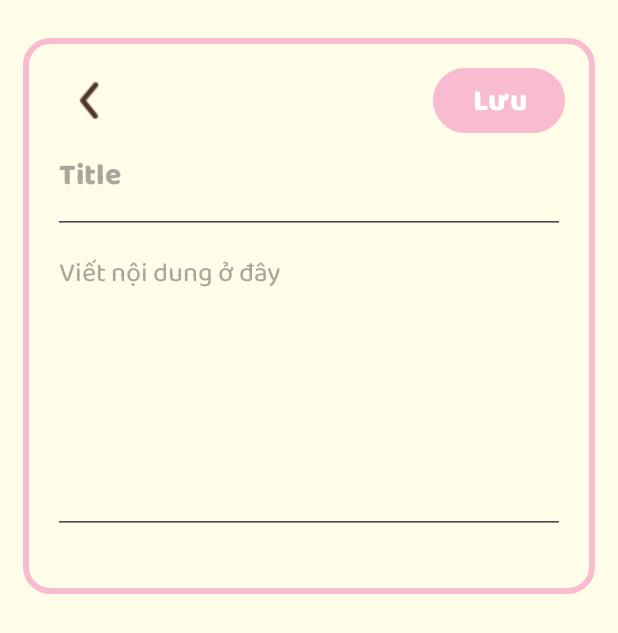
After one commit to httdjuly/DiaryLove, an Android app: the layout activity_create_note.xml on its own in the app's theme, with its tools: preview values and no code run, on a phone screen of 412 x 824 dp. The commit adds this screen. Shown: the top 633 px of the screen. Run offline under Robolectric (Android 15) with nearby library versions, the light colour scheme and no system bars.

Commit message:
tao note

```diff
--- a/DiaryApp/app/src/main/java/com/example/diaryloveproject/activity/LoginActivity.java
+++ b/DiaryApp/app/src/main/java/com/example/diaryloveproject/activity/LoginActivity.java
@@ -33,6 +33,7 @@ public class LoginActivity extends AppCompatActivity {
     private ScrollView mainLayout;
     private CheckBox checkboxRemember;
     private SharedPreferences sharedPreferences;
+    private static final String KEY_USER_ID = "userId";
     private static final String PREF_NAME = "login_pref";
     private static final String KEY_EMAIL = "email";
     private static final String KEY_PASSWORD = "password";
@@ -111,6 +112,7 @@ public class LoginActivity extends AppCompatActivity {
                             } else {
                                 editor.clear();
                             }
+                            editor.putLong(KEY_USER_ID, user.getId());
                             editor.apply();
 
                             // Chuyển sang MainActivity
--- /dev/null
+++ b/DiaryApp/app/src/main/res/layout/activity_create_note.xml
@@ -0,0 +1,79 @@
+<LinearLayout xmlns:android="http://schemas.android.com/apk/res/android"
+    xmlns:app="http://schemas.android.com/apk/res-auto"
+    xmlns:tools="http://schemas.android.com/tools"
+    android:orientation="vertical"
+    android:padding="20dp"
+    android:layout_marginTop="25dp"
+    android:layout_marginBottom="12dp"
+    android:layout_marginHorizontal="15dp"
+    android:layout_width="match_parent"
+    android:layout_height="wrap_content"
+    android:background="@drawable/bg_diary"
+    tools:context=".activity.CreateNoteActivity"
+    android:gravity="top">
+
+    <LinearLayout
+        android:layout_width="match_parent"
+        android:layout_height="43dp"
+        android:orientation="horizontal"
+        android:gravity="center_vertical">
+
+        <ImageButton
+            android:layout_width="wrap_content"
+            android:layout_height="match_parent"
+            android:padding="0dp"
+            android:id="@+id/btnBack"
+            android:src="@drawable/arrow_back"
+            android:background="@android:color/transparent"
+            app:tint="@color/colorOnBackground" />
+
+        <!-- View đệm ở giữa để đẩy button Save sang phải -->
+        <View
+            android:layout_width="0dp"
+            android:layout_height="match_parent"
+            android:layout_weight="1" />
+
+        <Button
+            android:id="@+id/btnSave"
+            android:layout_width="wrap_content"
+            android:layout_height="match_parent"
+
+            android:background="@drawable/bg_button_primary"
+            android:padding="0dp"
+            android:text="Lưu"
+            android:textSize="20sp"
+            android:textStyle="bold" />
+    </LinearLayout>
+
+    <!-- Emoji Row - Sử dụng RecyclerView thay vì fixed ImageView -->
+
+    <androidx.recyclerview.widget.RecyclerView
+        android:id="@+id/rvEmojis"
+        app:layoutManager="androidx.recyclerview.widget.LinearLayoutManager"
+        android:layout_width="wrap_content"
+        android:layout_height="wrap_content"
+        android:orientation="horizontal" />
+
+    <EditText
+        android:id="@+id/editTitle"
+        android:layout_width="match_parent"
+        android:layout_height="wrap_content"
+        android:hint="Title"
+        android:textColor="@color/colorOnBackground"
+        android:textSize="20sp"
+        android:textStyle="bold" />
+
+
+    <EditText
+        android:id="@+id/editContext"
+        android:layout_width="match_parent"
+        android:layout_height="wrap_content"
+        android:layout_marginBottom="20dp"
+        android:gravity="top"
+        android:hint="Viết nội dung ở đây"
+        android:minHeight="200dp"
+        android:maxHeight="400dp"
+        android:textColor="@color/colorOnBackground"
+        android:textSize="18sp" />
+
+</LinearLayout>
```
Also changed, not shown: DiaryApp/app/src/main/AndroidManifest.xml (+4 -3 lines), DiaryApp/app/src/main/java/com/example/diaryloveproject/CreateDiaryActivity.java (+115 -115 lines), DiaryApp/app/src/main/java/com/example/diaryloveproject/activity/CreateNoteActivity.java (added, +105 -0 lines), DiaryApp/app/src/main/java/com/example/diaryloveproject/adapter/EmojiAdapter.java (+23 -8 lines), DiaryApp/app/src/main/java/com/example/diaryloveproject/api/ApiService.java (+11 -0 lines), DiaryApp/app/src/main/java/com/example/diaryloveproject/fragment/HistoryFragment.java (+22 -24 lines), DiaryApp/app/src/main/java/com/example/diaryloveproject/model/DiaryNote.java (added, +49 -0 lines), DiaryApp/app/src/main/java/com/example/diaryloveproject/model/Emoji.java (added, +42 -0 lines).
